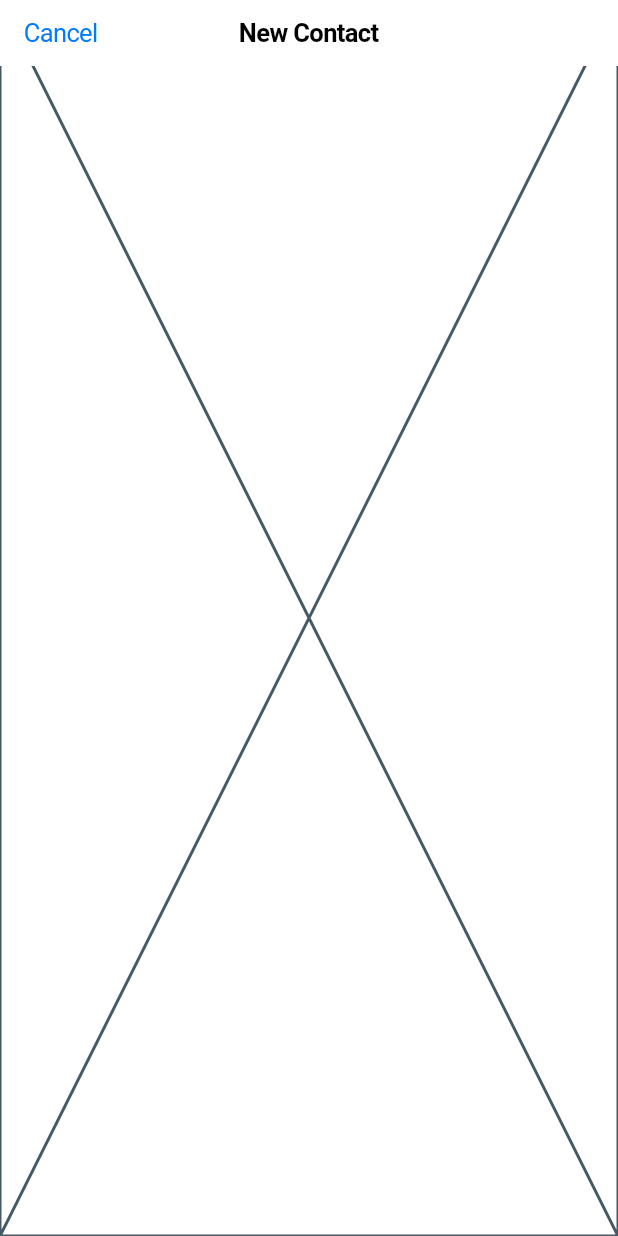
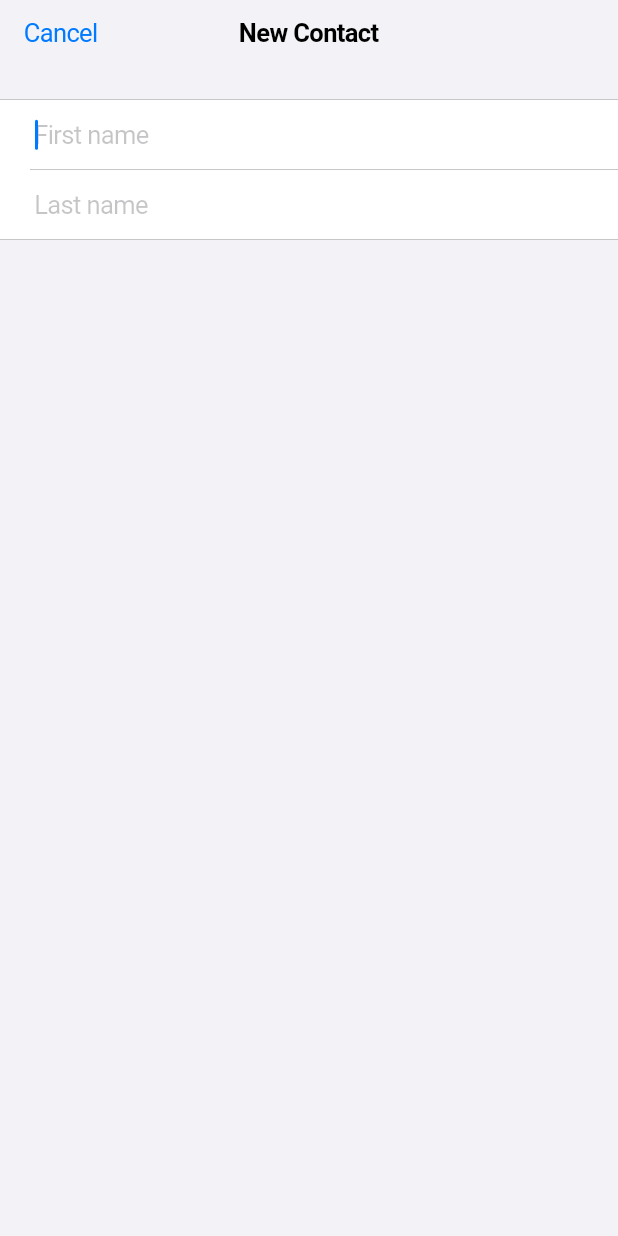
Before and after one commit to edwardnagy/contacts_app, a Flutter app: the NewContactScreen screen opened by its route, on a phone screen of 412 x 824 dp. Run offline on Flutter 3.47's test engine with Material 3 defaults, Android fonts, the phone set to English and light mode, and no system bars; our stand-ins replace go_router; generated files the repository leaves out were written again.

Commit message:
Add first name, last name fields

```diff
--- a/lib/l10n/app_en.arb
+++ b/lib/l10n/app_en.arb
@@ -15,5 +15,13 @@
     "newContact": "New Contact",
     "@newContact": {
         "description": "The title of the new contact screen."
+    },
+    "firstNamePlaceholder": "First name",
+    "@firstNamePlaceholder": {
+        "description": "The placeholder for the first name field."
+    },
+    "lastNamePlaceholder": "Last name",
+    "@lastNamePlaceholder": {
+        "description": "The placeholder for the last name field."
     }
 }
--- a/lib/screen/new_contact/new_contact_screen.dart
+++ b/lib/screen/new_contact/new_contact_screen.dart
@@ -1,18 +1,75 @@
 import 'package:contacts_app/l10n/app_localizations.dart';
+import 'package:contacts_app/shared/constants/spacing.dart';
 import 'package:flutter/cupertino.dart';
 
-class NewContactScreen extends StatelessWidget {
+class NewContactScreen extends StatefulWidget {
   const NewContactScreen({super.key});
+
+  @override
+  State<NewContactScreen> createState() => _NewContactScreenState();
+}
+
+class _NewContactScreenState extends State<NewContactScreen> {
+  final _firstNameFocusNode = FocusNode();
+  final _lastNameFocusNode = FocusNode();
+
+  @override
+  void dispose() {
+    _firstNameFocusNode.dispose();
+    _lastNameFocusNode.dispose();
+    super.dispose();
+  }
 
   @override
   Widget build(BuildContext context) {
     return CupertinoPageScaffold(
+      backgroundColor:
+          CupertinoColors.systemGroupedBackground.resolveFrom(context),
       navigationBar: CupertinoNavigationBar(
         middle: Text(
           AppLocalizations.of(context).newContact,
         ),
       ),
-      child: const Placeholder(),
+      child: ListView(
+        keyboardDismissBehavior: ScrollViewKeyboardDismissBehavior.onDrag,
+        children: [
+          CupertinoListSection(
+            hasLeading: false,
+            children: [
+              CupertinoTextFormFieldRow(
+                padding: const EdgeInsets.symmetric(
+                  vertical: 6.0, // 6.0 is the default vertical padding
+                  horizontal: Spacing.firstKeyline,
+                ),
+                autofocus: true,
+                focusNode: _firstNameFocusNode,
+                placeholder: AppLocalizations.of(context).firstNamePlaceholder,
+                textCapitalization: TextCapitalization.words,
+                textInputAction: TextInputAction.unspecified,
+                enableSuggestions: false,
+                // On iOS, auto suggestions can only be disabled by disabling autocorrect.
+                autocorrect: false,
+                onFieldSubmitted: (_) => _lastNameFocusNode.requestFocus(),
+              ),
+              CupertinoTextFormFieldRow(
+                padding: const EdgeInsets.symmetric(
+                  vertical: 6.0, // 6.0 is the default vertical padding
+                  horizontal: Spacing.firstKeyline,
+                ),
+                focusNode: _lastNameFocusNode,
+                placeholder: AppLocalizations.of(context).lastNamePlaceholder,
+                textCapitalization: TextCapitalization.words,
+                textInputAction: TextInputAction.unspecified,
+                enableSuggestions: false,
+                // On iOS, auto suggestions can only be disabled by disabling autocorrect.
+                autocorrect: false,
+                // Imitate the iOS native Contacts app behavior by focusing on the initial field in the group
+                onFieldSubmitted: (_) => _firstNameFocusNode.requestFocus(),
+              ),
+            ],
+          ),
+        ],
+      ),
     );
   }
 }
--- a/lib/shared/constants/padding.dart
+++ b/lib/shared/constants/spacing.dart
@@ -2,8 +2,8 @@
 /// `8.0` is the base padding value.
 ///
 /// See: https://material.io/design/layout/spacing-methods.html#spacing
-class Padding {
-  const Padding._();
+class Spacing {
+  const Spacing._();
 
   static const base = 8.0;
 
```
